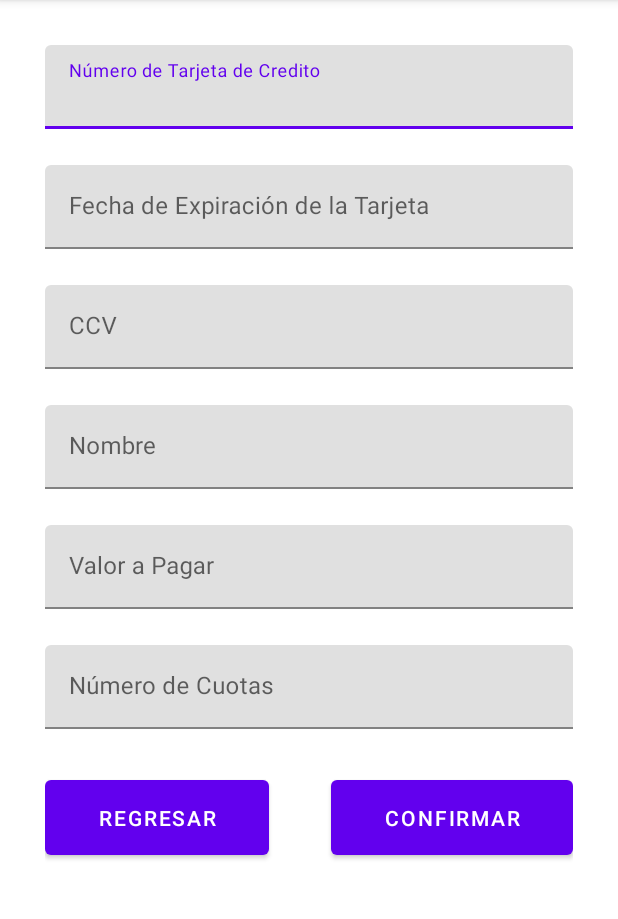
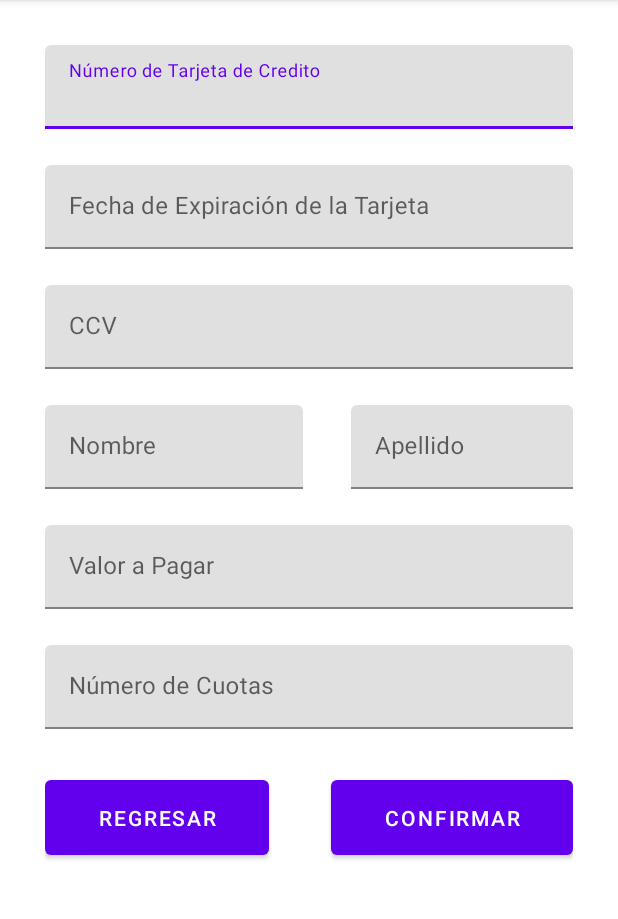
Before and after one commit to Savuth-S/wpossbank, an Android app: the CardPaymentActivity screen opened directly, with no data from a screen before it, on a phone screen of 412 x 824 dp, the part 84-1003 px from its top. Run offline under Robolectric (Android 15) with nearby library versions, the phone set to English and light mode, and no system bars.

Commit message:
Card Payments fully implemented

```diff
--- a/app/src/main/AndroidManifest.xml
+++ b/app/src/main/AndroidManifest.xml
@@ -27,7 +27,7 @@
             android:parentActivityName=".LoginActivity" />
         <activity
             android:name=".MainActivity"
-            android:exported="true"></activity>
+            android:exported="true" />
     </application>
 
 </manifest>
--- a/app/src/main/java/com/example/wpossbank/NewUserActivity.java
+++ b/app/src/main/java/com/example/wpossbank/NewUserActivity.java
@@ -9,8 +9,8 @@ import android.util.Log;
 import android.widget.Button;
 import android.widget.EditText;
 
-import com.example.wpossbank.Modelos.User;
-import com.example.wpossbank.Modelos.Validate;
+import com.example.wpossbank.modelos.User;
+import com.example.wpossbank.modelos.Validate;
 import com.example.wpossbank.database.Database;
 
 public class NewUserActivity extends AppCompatActivity {
--- a/app/src/main/java/com/example/wpossbank/Modelos/Admin.java
+++ b/app/src/main/java/com/example/wpossbank/modelos/Admin.java
@@ -1,8 +1,13 @@
-package com.example.wpossbank.Modelos;
+package com.example.wpossbank.modelos;
+
+import android.content.Context;
+
+import androidx.appcompat.app.AppCompatActivity;
 
 import com.example.wpossbank.database.Database;
+import com.example.wpossbank.fragments.Dialogs;
 
-public class Admin {
+public class Admin extends AppCompatActivity {
     private String id = "1";
     private String email = "carlos@wposs.com";
     private String password = "123456";
@@ -20,4 +25,8 @@ public class Admin {
     public int getBalance() { return balance; }
     public void setBalance(int balance) { this.balance = balance; }
 
+    public void update(Context context, Admin admin){
+        Database db = new Database(context);
+        db.updateAdmin(admin);
+    }
 }
--- a/app/src/main/java/com/example/wpossbank/Modelos/SharedPreference.java
+++ b/app/src/main/java/com/example/wpossbank/modelos/SharedPreference.java
@@ -1,4 +1,4 @@
-package com.example.wpossbank.Modelos;
+package com.example.wpossbank.modelos;
 
 import android.content.Context;
 import android.content.SharedPreferences;
--- a/app/src/main/java/com/example/wpossbank/Modelos/User.java
+++ b/app/src/main/java/com/example/wpossbank/modelos/User.java
@@ -1,4 +1,4 @@
-package com.example.wpossbank.Modelos;
+package com.example.wpossbank.modelos;
 
 public class User {
     private String id = "0";
--- a/app/src/main/res/layout/activity_card_payment.xml
+++ b/app/src/main/res/layout/activity_card_payment.xml
@@ -21,12 +21,13 @@
             app:layout_constraintStart_toStartOf="parent"
             app:layout_constraintTop_toTopOf="parent"
             app:layout_constraintVertical_bias="0.0">
+
             <com.google.android.material.textfield.TextInputEditText
                 android:id="@+id/cardNumberInput"
                 android:layout_width="match_parent"
                 android:layout_height="wrap_content"
-                android:hint="@string/card_number_input"
-                android:inputType="number"/>
+                android:hint="@string/input_card_number"
+                android:inputType="number" />
         </com.google.android.material.textfield.TextInputLayout>
 
         <com.google.android.material.textfield.TextInputLayout
@@ -41,10 +42,11 @@
                 android:id="@+id/expDateInput"
                 android:layout_width="match_parent"
                 android:layout_height="wrap_content"
-                android:hint="@string/exp_date_input"
+                android:hint="@string/input_exp_date"
                 android:inputType="datetime"
                 android:focusableInTouchMode="false"/>
         </com.google.android.material.textfield.TextInputLayout>
+
         <com.google.android.material.textfield.TextInputLayout
             android:id="@+id/textInputLayout3"
             android:layout_width="0dp"
@@ -57,24 +59,46 @@
                 android:id="@+id/ccvInput"
                 android:layout_width="match_parent"
                 android:layout_height="wrap_content"
-                android:hint="@string/ccv_input"
+                android:hint="@string/input_ccv"
                 android:inputType="number" />
         </com.google.android.material.textfield.TextInputLayout>
+
         <com.google.android.material.textfield.TextInputLayout
             android:id="@+id/textInputLayout4"
             android:layout_width="0dp"
             android:layout_height="wrap_content"
             android:layout_marginTop="24dp"
+            android:layout_marginEnd="180dp"
             app:layout_constraintEnd_toEndOf="parent"
             app:layout_constraintStart_toStartOf="parent"
             app:layout_constraintTop_toBottomOf="@+id/textInputLayout3">
+
             <com.google.android.material.textfield.TextInputEditText
                 android:id="@+id/nameInput"
                 android:layout_width="match_parent"
                 android:layout_height="wrap_content"
-                android:hint="@string/name_input"
+                android:hint="@string/input_name"
                 android:inputType="textCapCharacters" />
         </com.google.android.material.textfield.TextInputLayout>
+
+        <com.google.android.material.textfield.TextInputLayout
+            android:id="@+id/textInputLayout7"
+            android:layout_width="0dp"
+            android:layout_height="wrap_content"
+            android:layout_marginStart="32dp"
+            app:layout_constraintBottom_toBottomOf="@+id/textInputLayout4"
+            app:layout_constraintEnd_toEndOf="parent"
+            app:layout_constraintStart_toEndOf="@+id/textInputLayout4"
+            app:layout_constraintTop_toTopOf="@+id/textInputLayout4">
+
+            <com.google.android.material.textfield.TextInputEditText
+                android:id="@+id/lastnameInput"
+                android:layout_width="match_parent"
+                android:layout_height="wrap_content"
+                android:hint="@string/input_lastname"
+                android:inputType="textCapCharacters" />
+        </com.google.android.material.textfield.TextInputLayout>
+
         <com.google.android.material.textfield.TextInputLayout
             android:id="@+id/textInputLayout5"
             android:layout_width="0dp"
@@ -87,7 +111,7 @@
                 android:id="@+id/paymentAmountInput"
                 android:layout_width="match_parent"
                 android:layout_height="wrap_content"
-                android:hint="@string/payment_amount_input"
+                android:hint="@string/input_payment_amount"
                 android:inputType="number" />
         </com.google.android.material.textfield.TextInputLayout>
         <com.google.android.material.textfield.TextInputLayout
@@ -102,7 +126,7 @@
                 android:id="@+id/duesInput"
                 android:layout_width="match_parent"
                 android:layout_height="wrap_content"
-                android:hint="@string/dues_input"
+                android:hint="@string/input_dues"
                 android:inputType="number" />
         </com.google.android.material.textfield.TextInputLayout>
         <Button
@@ -114,7 +138,7 @@
             android:insetBottom="0dp"
             android:paddingHorizontal="35sp"
             android:paddingVertical="15sp"
-            android:text="@string/go_back_button"
+            android:text="@string/button_go_back"
             app:layout_constraintBottom_toBottomOf="parent"
             app:layout_constraintEnd_toEndOf="parent"
             app:layout_constraintHorizontal_bias="0.0"
@@ -128,7 +152,7 @@
             android:layout_marginStart="32dp"
             android:paddingHorizontal="35sp"
             android:paddingVertical="15sp"
-            android:text="@string/confirm_button"
+            android:text="@string/button_confirm"
             app:layout_constraintBottom_toBottomOf="@+id/goBackButton"
             app:layout_constraintEnd_toEndOf="parent"
             app:layout_constraintHorizontal_bias="1.0"
--- /dev/null
+++ b/app/src/main/res/layout/dialog_confirm.xml
@@ -0,0 +1,6 @@
+<?xml version="1.0" encoding="utf-8"?>
+<androidx.constraintlayout.widget.ConstraintLayout xmlns:android="http://schemas.android.com/apk/res/android"
+    android:layout_width="match_parent"
+    android:layout_height="match_parent">
+
+</androidx.constraintlayout.widget.ConstraintLayout>
--- a/app/src/main/res/values/strings.xml
+++ b/app/src/main/res/values/strings.xml
@@ -1,57 +1,76 @@
 <resources>
     <string name="app_name">Wpossbank</string>
 
-    <!--Botones generales-->
-    <string name="enter_button">Entrar</string>
-    <string name="go_back_button">Regresar</string>
-    <string name="confirm_button">Confirmar</string>
+    <!--Generales-->
+    <string name="confirm">Confirmar</string>
 
-    <string name="new_user_button">Registrarse</string>
-    <string name="name_input">Nombre</string>
-    <string name="lastname_input">Apellido</string>
-    <string name="cc_input">Numero de Cedula Ciudadana</string>
-    <string name="pin_input">PIN</string>
-    <string name="pin_input_confirm">Confirmar PIN</string>
-    <string name="balance_input">Saldo Inicial</string>
+    <!--Botones-->
+        <!--Botones generales-->
+    <string name="button_enter">Entrar</string>
+    <string name="button_accept">Aceptar</string>
+    <string name="button_cancel">Cancelar</string>
+    <string name="button_go_back">Regresar</string>
+    <string name="button_confirm">Confirmar</string>
 
-    <string name="card_payments_button">Pagos con Tarjeta</string>
-    <string name="card_number_input">Número de Tarjeta de Credito</string>
-    <string name="exp_date_input">Fecha de Expiración de la Tarjeta</string>
-    <string name="ccv_input">CCV</string>
-    <string name="payment_amount_input">Valor a Pagar</string>
-    <string name="dues_input">Número de Cuotas</string>
+        <!--Botones del menu de logeo-->
+    <string name="button_new_user">Registrarse</string>
 
-    <string name="withdrawals_button">Retirar Dinero</string>
-    <string name="deposits_button">Depositar Dinero</string>
-    <string name="transfers_button">Transferir A Una Cuenta</string>
-    <string name="balance_button">Saldo</string>
-    <string name="history_button">Historial de Transacciones</string>
-    <string name="log_out_button">Cerrar Sesion</string>
+        <!--Botones del menu general-->
+    <string name="button_card_payments">Pagos con Tarjeta</string>
+    <string name="button_withdrawals">Retirar Dinero</string>
+    <string name="button_deposits">Depositar Dinero</string>
+    <string name="button_transfers">Transferir A Una Cuenta</string>
+    <string name="button_balance">Saldo</string>
+    <string name="button_history">Historial de Transacciones</string>
+    <string name="button_log_out">Cerrar Sesion</string>
 
-    <!--Alertas-->
-        <!--Alertas de base de datos-->
-    <string name="update_admin_success">¡La petición ha sido procesada con exito!</string>
-    <string name="make_user_success">"¡Se ha creada la cuenta con exito!"</string>
+    <!--Campos de texto-->
+        <!--Campos de logeo y registrarse-->
+    <string name="input_cc">Numero de Cedula Ciudadana</string>
+    <string name="input_pin">PIN</string>
+    <string name="input_pin_confirm">Confirmar PIN</string>
+    <string name="input_name">Nombre</string>
+    <string name="input_lastname">Apellido</string>
+    <string name="input_balance">Saldo Inicial</string>
 
+        <!--Campos de pago con tarjeta-->
+    <string name="input_card_number">Número de Tarjeta de Credito</string>
+    <string name="input_exp_date">Fecha de Expiración de la Tarjeta</string>
+    <string name="input_ccv">CCV</string>
+    <string name="input_payment_amount">Valor a Pagar</string>
+    <string name="input_dues">Número de Cuotas</string>
+
+
+
+    <!--Dialogos-->
+        <!--Dialogos generales-->
+    <string name="dialog_succes">TRANSACCIÓN EXITOSA</string>
+    <string name="dialog_fail">TRANSACCIÓN RECHAZADA</string>
+
+    <!--Pago con tarjeta-->
+    <string name="dialog_confirm_payment">Estimado: /¿Desea realizar el pago a WPOSS por un valor de /$ a / cuotas?/Número de tarjeta: </string>
+
+    <!--Toasts-->
+    <!--Toasts de base de datos-->
+    <string name="toast_make_user_success">"¡Se ha creada la cuenta con exito!"</string>
 
     <!--Mensajes de error-->
     <!--Errores generales-->
-    <string name="invalid_error">Invalido.</string>
-    <string name="wrong_error">No es correcto.</string>
+    <string name="error_invalid">Invalido.</string>
+    <string name="error_wrong">No es correcto.</string>
 
     <!--Errores de la base de datos-->
-    <string name="already_registered_error">Ya se encuentra registrado.</string>
-    <string name="not_registered_error">No se encuentra registrado.</string>
-    <string name="default_admin_error">Se produjo un error al crear la informacion por defecto del corresponsal.</string>
-    <string name="update_admin_error">Se produjo un error al actualizar la información del corresponsal.</string>
-    <string name="make_user_error">Se produjo un error al crear la cuenta.</string>
+    <string name="error_already_registered">Ya se encuentra registrado.</string>
+    <string name="error_not_registered">No se encuentra registrado.</string>
+    <string name="error_default_admin">Se produjo un error al crear la informacion por defecto del corresponsal.</string>
+    <string name="error_make_user">Se produjo un error al crear la cuenta.</string>
 
     <!---Errores de campos de input-->
-    <string name="empty_error">No puede estar vacio.</string>
-    <string name="spaces_error">No puede contener espacios.</string>
-    <string name="only_caps_error">Solo puede contener letras mayusculas.</string>
-    <string name="only_numbers_error">Solo puede contener numeros.</string>
-    <string name="atleast_8_error">Al menos ocho caracteres.</string>
-    <string name="between_15and16_error">Debe contener entre quince y dieciseis caracteres.</string>
+    <string name="error_empty">No puede estar vacio.</string>
+    <string name="error_spaces">No puede contener espacios.</string>
+    <string name="error_only_caps">Solo puede contener letras mayusculas.</string>
+    <string name="error_only_numbers">Solo puede contener numeros.</string>
+    <string name="error_atleast_8">Al menos ocho caracteres.</string>
+    <string name="error_between_15and16">Debe contener entre quince y dieciseis caracteres.</string>
 
 </resources>
```
Also changed, not shown: app/src/main/java/com/example/wpossbank/CardPaymentActivity.java (+43 -19 lines), app/src/main/java/com/example/wpossbank/LoginActivity.java (+7 -8 lines), app/src/main/java/com/example/wpossbank/database/Database.java (+13 -9 lines), app/src/main/java/com/example/wpossbank/fragments/Dialogs.java (added, +135 -0 lines), app/src/main/java/com/example/wpossbank/modelos/CreditCard.java (added, +47 -0 lines), app/src/main/java/com/example/wpossbank/modelos/Validate.java (renamed from app/src/main/java/com/example/wpossbank/Modelos/Validate.java, +33 -28 lines), app/src/main/res/layout/activity_login.xml (+4 -4 lines), app/src/main/res/layout/activity_main.xml (+7 -7 lines), app/src/main/res/layout/activity_new_user.xml (+7 -7 lines), app/src/main/res/layout/dialog_fail.xml (added, +19 -0 lines), app/src/main/res/layout/dialog_success.xml (added, +19 -0 lines).
